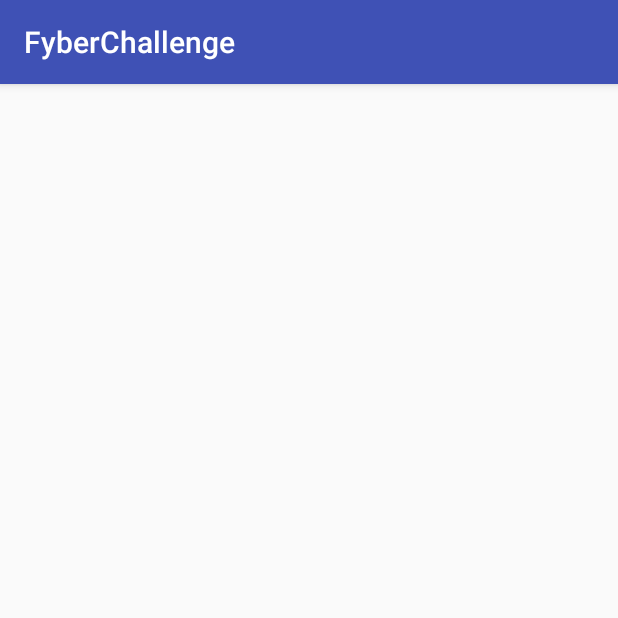
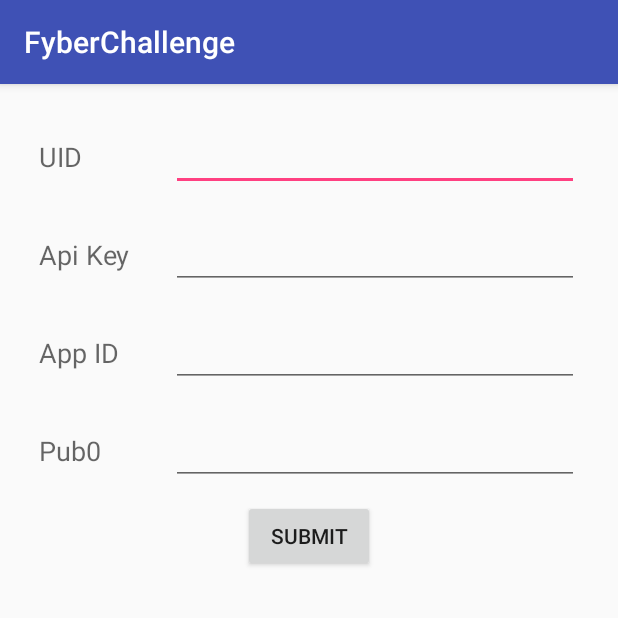
Before and after one commit to aercanozcan/FyberChallenge, an Android app: the screen it shows after launch (MainActivity), on a phone screen of 412 x 824 dp, the top half of it. Run offline under Robolectric (Android 15) with nearby library versions, the phone set to English and light mode, and no system bars; our stand-ins replace ButterKnife; libraries missing offline, so code that uses them is left out: com.squareup.okhttp.

Commit message:
added form ui to repository

```diff
--- a/app/build.gradle
+++ b/app/build.gradle
@@ -28,7 +28,6 @@ dependencies {
     compile 'com.android.support:appcompat-v7:23.0.1'
     compile 'com.jakewharton:butterknife:7.0.1'
     compile 'com.squareup.okhttp:okhttp:2.4.0'
-    compile 'com.squareup.retrofit:retrofit:1.9.0'
     androidTestCompile 'com.android.support.test.espresso:espresso-core:2.2.1'
     androidTestCompile 'com.android.support.test:runner:0.4.1'
 }
--- a/app/src/main/AndroidManifest.xml
+++ b/app/src/main/AndroidManifest.xml
@@ -2,12 +2,14 @@
 <manifest xmlns:android="http://schemas.android.com/apk/res/android"
     package="com.ercan.fyberchallenge">
 
+    <uses-permission android:name="android.permission.INTERNET" />
     <application
         android:allowBackup="true"
         android:icon="@mipmap/ic_launcher"
         android:label="@string/app_name"
         android:supportsRtl="true"
         android:theme="@style/AppTheme">
+
         <activity android:name=".MainActivity">
             <intent-filter>
                 <action android:name="android.intent.action.MAIN" />
--- a/app/src/main/java/com/ercan/fyberchallenge/MainActivity.java
+++ b/app/src/main/java/com/ercan/fyberchallenge/MainActivity.java
@@ -1,16 +1,31 @@
 package com.ercan.fyberchallenge;
 
+import android.os.Bundle;
 import android.support.v7.app.AppCompatActivity;
-import android.os.Bundle;
+import android.widget.Toast;
+
+import com.ercan.fyberchallenge.fragment.FyberFormFragment;
+import com.ercan.fyberchallenge.fragment.OnSubmit;
+import com.squareup.okhttp.Response;
 
 
-public class MainActivity extends AppCompatActivity {
+public class MainActivity extends AppCompatActivity implements OnSubmit {
 
     @Override
     protected void onCreate(Bundle savedInstanceState) {
         super.onCreate(savedInstanceState);
         setContentView(R.layout.activity_main);
+        getSupportFragmentManager().beginTransaction().replace(R.id.lytFyberFormFragmentContainer, new FyberFormFragment(), FyberFormFragment.TAG).commit();
 
 
     }
+
+    @Override
+    public void onSubmit(Response response) {
+        try {
+            Toast.makeText(this, response.body().string(), Toast.LENGTH_SHORT).show();
+        } catch (Exception e) {
+            e.printStackTrace();
+        }
+    }
 }
--- a/app/src/main/java/com/ercan/fyberchallenge/data/rest/RestClient.java
+++ b/app/src/main/java/com/ercan/fyberchallenge/data/rest/RestClient.java
@@ -1,6 +1,4 @@
 package com.ercan.fyberchallenge.data.rest;
-
-import android.util.Log;
 
 import com.ercan.fyberchallenge.data.model.RequestParam;
 import com.ercan.fyberchallenge.util.CommonUtils;
@@ -35,7 +33,6 @@ public class RestClient {
     public static String buildRequestUrl(List<RequestParam> params, String apiKey){
 
         String parameterString = CommonUtils.stringfyRequestParams(params);
-        Log.e("TEST", CommonUtils.generateHashKey(parameterString,apiKey));
         return API_ROOT + "?" + parameterString + FIELD_HASHKEY+ "=" + CommonUtils.generateHashKey(parameterString,apiKey);
 
     }
--- a/app/src/main/java/com/ercan/fyberchallenge/fragment/FyberFormFragment.java
+++ b/app/src/main/java/com/ercan/fyberchallenge/fragment/FyberFormFragment.java
@@ -1,26 +1,152 @@
 package com.ercan.fyberchallenge.fragment;
 
+import android.content.Context;
 import android.os.Bundle;
 import android.support.annotation.Nullable;
 import android.support.v4.app.Fragment;
+import android.text.TextUtils;
+import android.util.Log;
 import android.view.LayoutInflater;
 import android.view.View;
 import android.view.ViewGroup;
+import android.widget.Button;
+import android.widget.EditText;
+import android.widget.Toast;
+
+import com.ercan.fyberchallenge.R;
+import com.ercan.fyberchallenge.data.model.RequestParam;
+import com.ercan.fyberchallenge.data.rest.RestClient;
+import com.ercan.fyberchallenge.util.CommonUtils;
+import com.squareup.okhttp.Callback;
+import com.squareup.okhttp.Request;
+import com.squareup.okhttp.Response;
+
+import java.io.IOException;
+import java.net.HttpURLConnection;
+import java.util.ArrayList;
+import java.util.List;
+
+import butterknife.Bind;
+import butterknife.ButterKnife;
+import butterknife.OnClick;
 
 /**
  * Created by Ercan on 2/10/2016.
  */
 public class FyberFormFragment extends Fragment {
 
+    public static final String TAG = "FyberFormFragment";
+
+    @Bind(R.id.edtUID)
+    EditText edtUID;
+    @Bind(R.id.edtApiKey)
+    EditText edtApiKey;
+    @Bind(R.id.edtAppId)
+    EditText edtAppId;
+    @Bind(R.id.edtPub0)
+    EditText edtPub0;
+    @Bind(R.id.btnSubmit)
+    Button btnSubmit;
+    View rootView;
+
+    private OnSubmit onSubmitListener;
 
     @Override
     public void onCreate(Bundle savedInstanceState) {
         super.onCreate(savedInstanceState);
     }
 
+    @Override
+    public void onAttach(Context context) {
+        super.onAttach(context);
+        if (context instanceof OnSubmit) {
+            onSubmitListener = (OnSubmit) context;
+        }
+    }
+
     @Nullable
     @Override
     public View onCreateView(LayoutInflater inflater, ViewGroup container, Bundle savedInstanceState) {
-        return super.onCreateView(inflater, container, savedInstanceState);
+        rootView = inflater.inflate(R.layout.fragment_fyberform, container, false);
+        ButterKnife.bind(this, rootView);
+        return rootView;
+    }
+
+
+    @Override
+    public void onDestroyView() {
+        super.onDestroyView();
+        ButterKnife.unbind(this);
+    }
+
+    @OnClick(R.id.btnSubmit)
+    public void submit() {
+        List<RequestParam> params = new ArrayList();
+        String apiKey = null;
+
+        if (!TextUtils.isEmpty(edtAppId.getText().toString())) {
+            params.add(new RequestParam("appid", edtAppId.getText().toString()));
+        }
+        if (!TextUtils.isEmpty(edtUID.getText().toString())) {
+            params.add(new RequestParam("uid", edtUID.getText().toString()));
+        }
+        if (!TextUtils.isEmpty(edtPub0.getText().toString())) {
+            params.add(new RequestParam("pub0", edtPub0.getText().toString()));
+        }
+        if (TextUtils.isEmpty(edtApiKey.getText().toString())) {
+            Toast.makeText(getContext(), R.string.warn_input_apikey, Toast.LENGTH_SHORT).show();
+            return;
+        } else {
+            apiKey = edtApiKey.getText().toString();
+        }
+
+        params.add(new RequestParam("ip", "109.235.143.113"));
+        params.add(new RequestParam("locale", "de"));
+        params.add(new RequestParam("device_id", "2b6f0cc904d137be2e1730235f5664094b831186"));
+        params.add(new RequestParam("timestamp", CommonUtils.getUnixTimeStamp()));
+
+        RestClient.getInstance().getOffers(params, apiKey, new Callback() {
+            @Override
+            public void onFailure(Request request, IOException e) {
+                getActivity().runOnUiThread(new Runnable() {
+                    @Override
+                    public void run() {
+                        Toast.makeText(getContext(), R.string.warn_get_offers_failed, Toast.LENGTH_SHORT).show();
+                    }
+                });
+
+            }
+
+            @Override
+            public void onResponse(final Response response) throws IOException {
+                if (response.code() == HttpURLConnection.HTTP_OK) {
+                    if (onSubmitListener != null) {
+                        getActivity().runOnUiThread(new Runnable() {
+                            @Override
+                            public void run() {
+                                onSubmitListener.onSubmit(response);
+                            }
+                        });
+
+                    }
+
+                } else {
+                    getActivity().runOnUiThread(new Runnable() {
+                        @Override
+                        public void run() {
+                            try {
+                                Log.e("REQUEST", response.body().string());
+                            } catch (Exception e) {
+                            }
+
+                            Toast.makeText(getContext(), R.string.warn_get_offers_failed, Toast.LENGTH_SHORT).show();
+                        }
+                    });
+
+                }
+
+            }
+        });
+
     }
 }
--- /dev/null
+++ b/app/src/main/java/com/ercan/fyberchallenge/fragment/OnSubmit.java
@@ -0,0 +1,11 @@
+package com.ercan.fyberchallenge.fragment;
+
+import com.squareup.okhttp.Response;
+
+
+/**
+ * Created by ercanozcan on 10/02/16.
+ */
+public interface OnSubmit {
+    void onSubmit(Response response);
+}
--- a/app/src/main/java/com/ercan/fyberchallenge/util/CommonUtils.java
+++ b/app/src/main/java/com/ercan/fyberchallenge/util/CommonUtils.java
@@ -1,6 +1,7 @@
 package com.ercan.fyberchallenge.util;
 
 import com.ercan.fyberchallenge.data.model.RequestParam;
+
 import java.util.Collections;
 import java.util.List;
 
@@ -50,7 +51,7 @@ public class CommonUtils {
      * Returns current Unix timestamp
      * @return unix timestamp
      */
-    public static long getUnixTimeStamp(){
-        return System.currentTimeMillis() / 1000L;
+    public static String getUnixTimeStamp() {
+        return String.valueOf(System.currentTimeMillis() / 1000L);
     }
 }
--- /dev/null
+++ b/app/src/main/res/layout-sw600dp-land/activity_main.xml
@@ -0,0 +1,7 @@
+<?xml version="1.0" encoding="utf-8"?>
+<LinearLayout xmlns:android="http://schemas.android.com/apk/res/android"
+    android:orientation="vertical"
+    android:layout_width="match_parent"
+    android:layout_height="match_parent">
+
+</LinearLayout>
--- /dev/null
+++ b/app/src/main/res/layout-sw600dp-port/activity_main.xml
@@ -0,0 +1,6 @@
+<?xml version="1.0" encoding="utf-8"?>
+<RelativeLayout xmlns:android="http://schemas.android.com/apk/res/android"
+    android:layout_width="match_parent"
+    android:layout_height="match_parent">
+
+</RelativeLayout>
--- a/app/src/main/res/layout/activity_main.xml
+++ b/app/src/main/res/layout/activity_main.xml
@@ -10,4 +10,10 @@
     tools:context="com.ercan.fyberchallenge.MainActivity">
 
 
+    <FrameLayout
+        android:id="@+id/lytFyberFormFragmentContainer"
+        android:layout_width="match_parent"
+        android:layout_height="match_parent"
+        android:layout_centerHorizontal="true"
+        android:layout_alignParentTop="true"></FrameLayout>
 </RelativeLayout>
--- /dev/null
+++ b/app/src/main/res/layout/fragment_fyberform.xml
@@ -0,0 +1,133 @@
+<?xml version="1.0" encoding="utf-8"?>
+<LinearLayout xmlns:android="http://schemas.android.com/apk/res/android"
+    android:layout_width="match_parent"
+    android:layout_height="match_parent"
+    android:orientation="vertical">
+
+    <LinearLayout
+        android:orientation="horizontal"
+        android:layout_width="match_parent"
+        android:layout_height="wrap_content"
+        android:layout_alignParentTop="true"
+        android:layout_alignParentLeft="true"
+        android:layout_alignParentStart="true"
+        android:weightSum="5"
+        android:id="@+id/lytUID">
+
+        <TextView
+            android:layout_width="0dp"
+            android:layout_height="match_parent"
+            android:textAppearance="?android:attr/textAppearanceMedium"
+            android:text="@string/input_uid"
+            android:layout_margin="10dp"
+            android:id="@+id/txtUID"
+            android:gravity="center_vertical|left"
+            android:layout_weight="1" />
+
+        <EditText
+            android:layout_width="0dp"
+            android:layout_height="wrap_content"
+            android:layout_margin="10dp"
+            android:id="@+id/edtUID"
+            android:layout_weight="4" />
+
+    </LinearLayout>
+
+    <LinearLayout
+        android:orientation="horizontal"
+        android:layout_width="match_parent"
+        android:layout_height="wrap_content"
+        android:layout_alignParentLeft="true"
+        android:layout_alignParentStart="true"
+        android:weightSum="5"
+        android:id="@+id/lytApiKey">
+
+        <TextView
+            android:layout_width="0dp"
+            android:layout_height="match_parent"
+            android:textAppearance="?android:attr/textAppearanceMedium"
+            android:text="@string/input_apikey"
+            android:layout_margin="10dp"
+            android:id="@+id/txtApiKey"
+            android:gravity="center_vertical|left"
+            android:layout_weight="1" />
+
+        <EditText
+            android:layout_width="0dp"
+            android:layout_height="wrap_content"
+            android:layout_margin="10dp"
+            android:id="@+id/edtApiKey"
+            android:layout_weight="4" />
+
+    </LinearLayout>
+
+    <LinearLayout
+        android:orientation="horizontal"
+        android:layout_width="match_parent"
+        android:layout_height="wrap_content"
+        android:layout_alignParentLeft="true"
+        android:layout_alignParentStart="true"
+        android:weightSum="5"
+        android:id="@+id/lytAppId">
+
+        <TextView
+            android:layout_width="0dp"
+            android:layout_height="match_parent"
+            android:textAppearance="?android:attr/textAppearanceMedium"
+            android:text="@string/input_app_id"
+            android:layout_margin="10dp"
+            android:id="@+id/txtAppId"
+            android:gravity="center_vertical|left"
+            android:layout_weight="1" />
+
+        <EditText
+            android:layout_width="0dp"
+            android:layout_height="wrap_content"
+            android:layout_margin="10dp"
+            android:id="@+id/edtAppId"
+            android:layout_weight="4" />
+
+    </LinearLayout>
+
+    <LinearLayout
+        android:orientation="horizontal"
+        android:layout_width="match_parent"
+        android:layout_height="wrap_content"
+        android:layout_alignParentLeft="true"
+        android:layout_alignParentStart="true"
+        android:weightSum="5"
+        android:id="@+id/lytPub0">
+
+        <TextView
+            android:layout_width="0dp"
+            android:layout_height="match_parent"
+            android:textAppearance="?android:attr/textAppearanceMedium"
+            android:text="@string/input_pub0"
+            android:layout_margin="10dp"
+            android:id="@+id/txtPub0"
+            android:gravity="center_vertical|left"
+            android:layout_weight="1" />
+
+        <EditText
+            android:layout_width="0dp"
+            android:layout_height="wrap_content"
+            android:layout_margin="10dp"
+            android:id="@+id/edtPub0"
+            android:layout_weight="4" />
+
+    </LinearLayout>
+
+    <RelativeLayout
+        android:layout_width="match_parent"
+        android:layout_height="match_parent"
+        android:layout_gravity="center_horizontal">
+
+        <Button
+            android:layout_width="wrap_content"
+            android:layout_height="wrap_content"
+            android:text="@string/input_submit"
+            android:id="@+id/btnSubmit"
+            android:layout_alignParentTop="true"
+            android:layout_centerHorizontal="true" />
+    </RelativeLayout>
+</LinearLayout>
--- /dev/null
+++ b/app/src/main/res/values-sw600dp/bools.xml
@@ -0,0 +1,4 @@
+<?xml version="1.0" encoding="utf-8"?>
+<resources>
+    <bool name="is_tablet">true</bool>
+</resources>
--- a/app/src/main/res/values-w820dp/dimens.xml
+++ /dev/null
@@ -1,6 +0,0 @@
-<resources>
-    <!-- Example customization of dimensions originally defined in res/values/dimens.xml
-         (such as screen margins) for screens with more than 820dp of available width. This
-         would include 7" and 10" devices in landscape (~960dp and ~1280dp respectively). -->
-    <dimen name="activity_horizontal_margin">64dp</dimen>
-</resources>
--- /dev/null
+++ b/app/src/main/res/values/bools.xml
@@ -0,0 +1,4 @@
+<?xml version="1.0" encoding="utf-8"?>
+<resources>
+    <bool name="is_tablet">false</bool>
+</resources>
--- a/app/src/main/res/values/strings.xml
+++ b/app/src/main/res/values/strings.xml
@@ -1,3 +1,10 @@
 <resources>
     <string name="app_name">FyberChallenge</string>
+    <string name="input_uid">UID</string>
+    <string name="input_apikey">Api Key</string>
+    <string name="input_app_id">App ID</string>
+    <string name="input_pub0">Pub0</string>
+    <string name="input_submit">submit</string>
+    <string name="warn_input_apikey">The Api Key field must be filled.</string>
+    <string name="warn_get_offers_failed">Offers can not be fetched.</string>
 </resources>
```
Also changed, not shown: app/src/main/java/com/ercan/fyberchallenge/util/Sha1.java (+38 -36 lines).
